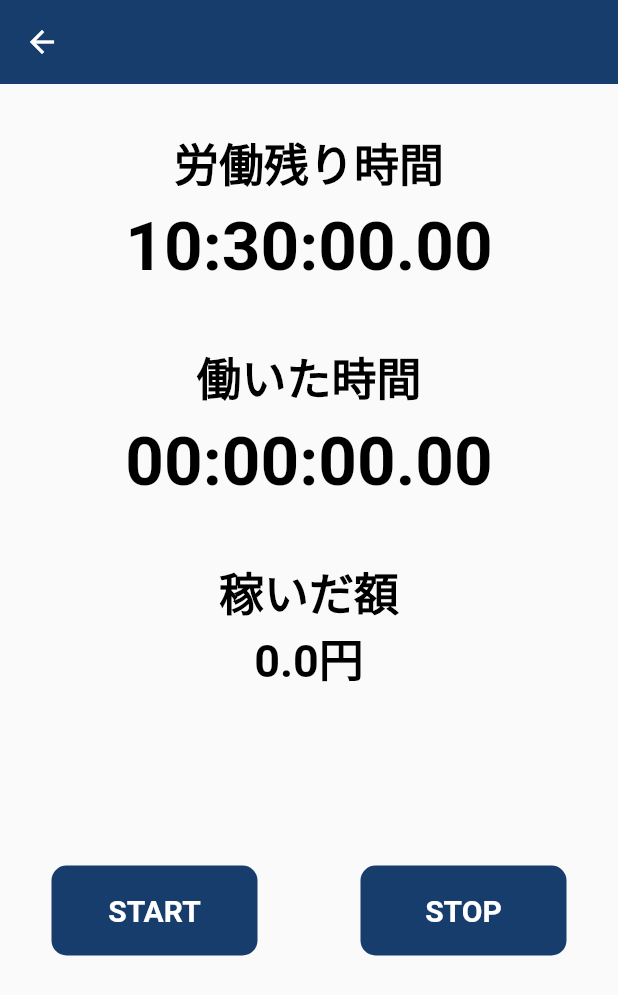
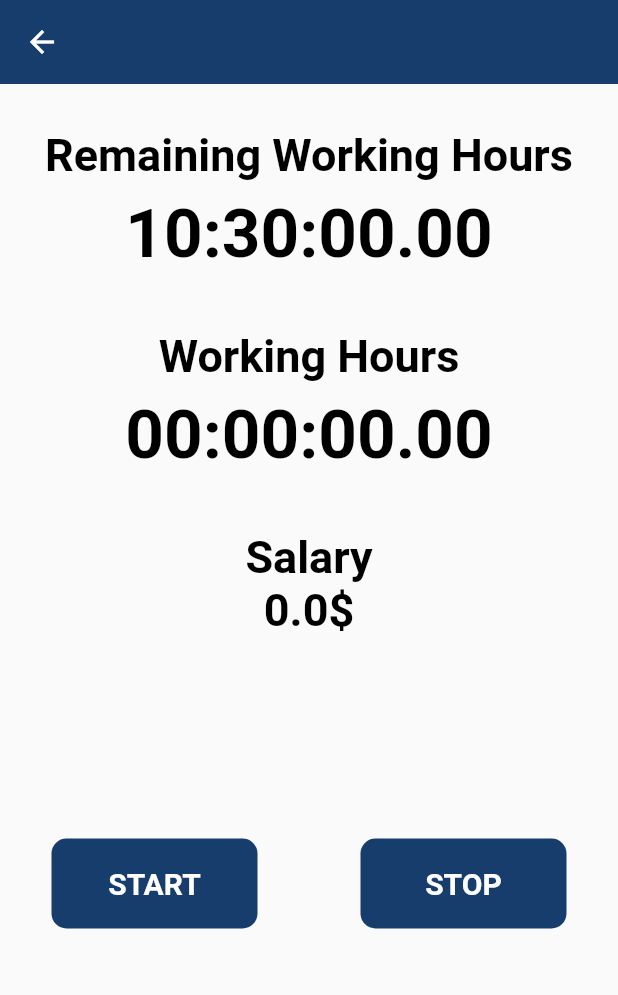
Before and after one commit to iseruuuuu/working_money_timer_app, a Flutter app: the TimerScreen screen opened directly with empty values, on a phone screen of 412 x 824 dp. Shown: the top 995 px of the screen. Run offline on Flutter 3.47's test engine with Material 2 defaults, Android fonts, the light colour scheme and no system bars; drawn by our look-alikes of google_mobile_ads; our stand-ins replace flutter_riverpod, freezed_annotation, stop_watch_timer; missing offline and left inert: app_tracking_transparency, flutter_picker; network calls fail.

Commit message:
fix3.0: 多言語に対応をした

```diff
--- a/lib/l10n/app_en.arb
+++ b/lib/l10n/app_en.arb
@@ -7,7 +7,13 @@
   "hour": "oh",
   "minutes": "",
   "snack_bar": "Please enter working hours or hourly rate.",
-  "picker_title":"Select Working Time",
-  "picker_cancel":"Cancel",
-  "picker_confirm":"OK"
+  "pickerTitle":"Select Working Time",
+  "pickerCancel":"Cancel",
+  "pickerConfirm":"OK",
+  "timerRemainWorking":"Remaining Working Hours",
+  "timerWorking":"Working Hours",
+  "timerEarn":"Salary",
+  "timerPrice":"$",
+  "timerStart": "START",
+  "timerStop":"STOP"
 }
--- a/lib/l10n/l10n.dart
+++ b/lib/l10n/l10n.dart
@@ -135,23 +135,59 @@ abstract class L10n {
   /// **'労働時間または時給を入力してください。'**
   String get snack_bar;
 
-  /// No description provided for @picker_title.
+  /// No description provided for @pickerTitle.
   ///
   /// In ja, this message translates to:
   /// **'労働時間の設定'**
-  String get picker_title;
+  String get pickerTitle;
 
-  /// No description provided for @picker_cancel.
+  /// No description provided for @pickerCancel.
   ///
   /// In ja, this message translates to:
   /// **'キャンセル'**
-  String get picker_cancel;
+  String get pickerCancel;
 
-  /// No description provided for @picker_confirm.
+  /// No description provided for @pickerConfirm.
   ///
   /// In ja, this message translates to:
   /// **'設定'**
-  String get picker_confirm;
+  String get pickerConfirm;
+
+  /// No description provided for @timerRemainWorking.
+  ///
+  /// In ja, this message translates to:
+  /// **'労働残り時間'**
+  String get timerRemainWorking;
+
+  /// No description provided for @timerWorking.
+  ///
+  /// In ja, this message translates to:
+  /// **'働いた時間'**
+  String get timerWorking;
+
+  /// No description provided for @timerEarn.
+  ///
+  /// In ja, this message translates to:
+  /// **'稼いだ額'**
+  String get timerEarn;
+
+  /// No description provided for @timerPrice.
+  ///
+  /// In ja, this message translates to:
+  /// **'円'**
+  String get timerPrice;
+
+  /// No description provided for @timerStart.
+  ///
+  /// In ja, this message translates to:
+  /// **'スタート'**
+  String get timerStart;
+
+  /// No description provided for @timerStop.
+  ///
+  /// In ja, this message translates to:
+  /// **'ストップ'**
+  String get timerStop;
 }
 
 class _L10nDelegate extends LocalizationsDelegate<L10n> {
--- a/lib/screen/timer/timer_screen.dart
+++ b/lib/screen/timer/timer_screen.dart
@@ -12,6 +12,7 @@ import 'package:work_record_app/admob/admob_banner.dart';
 import 'package:work_record_app/constants/color_constants.dart';
 import 'package:work_record_app/constants/style_constants.dart';
 import 'package:work_record_app/extension/extension.dart';
+import 'package:work_record_app/l10n/l10n.dart';
 
 class TimerScreen extends StatefulWidget {
   const TimerScreen({
@@ -110,6 +111,7 @@ class _TimerScreenState extends State<TimerScreen> with WidgetsBindingObserver {
 
   @override
   Widget build(BuildContext context) {
+    final l10n = L10n.of(context)!;
     return Scaffold(
       appBar: AppBar(
         backgroundColor: ColorConstants.appBarColor,
@@ -119,8 +121,10 @@ class _TimerScreenState extends State<TimerScreen> with WidgetsBindingObserver {
         children: [
           Padding(
             padding: const EdgeInsets.only(top: 30),
-            //TODO  多言語対応をする
-            child: Text('労働残り時間', style: StyleConstants.timerLabel),
+            child: Text(
+              l10n.timerRemainWorking,
+              style: StyleConstants.timerLabel,
+            ),
           ),
           StreamBuilder<int>(
             stream: countDownTimer.rawTime,
@@ -144,8 +148,10 @@ class _TimerScreenState extends State<TimerScreen> with WidgetsBindingObserver {
           ),
           Padding(
             padding: const EdgeInsets.only(top: 30),
-            //TODO  多言語対応をする
-            child: Text('働いた時間', style: StyleConstants.timerLabel),
+            child: Text(
+              l10n.timerWorking,
+              style: StyleConstants.timerLabel,
+            ),
           ),
           StreamBuilder<int>(
             stream: countUpTimer.rawTime,
@@ -169,10 +175,15 @@ class _TimerScreenState extends State<TimerScreen> with WidgetsBindingObserver {
           ),
           Padding(
             padding: const EdgeInsets.only(top: 30),
-            //TODO  多言語対応をする
-            child: Text('稼いだ額', style: StyleConstants.timerLabel),
+            child: Text(
+              l10n.timerEarn,
+              style: StyleConstants.timerLabel,
+            ),
           ),
-          Text('$workingPrice円', style: StyleConstants.timerLabel),
+          Text(
+            '$workingPrice${l10n.timerPrice}',
+            style: StyleConstants.timerLabel,
+          ),
           const Spacer(),
           Row(
             mainAxisAlignment: MainAxisAlignment.spaceAround,
@@ -184,8 +195,7 @@ class _TimerScreenState extends State<TimerScreen> with WidgetsBindingObserver {
                   style: StyleConstants.timerButtonStyle,
                   onPressed: start,
                   child: Text(
-                    //TODO  多言語対応をする
-                    'START',
+                    l10n.timerStart,
                     style: StyleConstants.timerButton,
                   ),
                 ),
@@ -197,8 +207,7 @@ class _TimerScreenState extends State<TimerScreen> with WidgetsBindingObserver {
                   style: StyleConstants.timerButtonStyle,
                   onPressed: stop,
                   child: Text(
-                    //TODO  多言語対応をする
-                    'STOP',
+                    l10n.timerStop,
                     style: StyleConstants.timerButton,
                   ),
                 ),
--- a/lib/screen/timer_set/timer_set_screen_state_notifier.dart
+++ b/lib/screen/timer_set/timer_set_screen_state_notifier.dart
@@ -52,10 +52,10 @@ class TimerSetScreenStateNotifier extends StateNotifier<TimerSetScreenState> {
         isArray: true,
       ),
       hideHeader: true,
-      title: Center(child: Text(l10n.picker_title)),
+      title: Center(child: Text(l10n.pickerTitle)),
       //TODO ２つのボタンの位置を調整したい
-      cancelText: l10n.picker_cancel,
-      confirmText: l10n.picker_confirm,
+      cancelText: l10n.pickerCancel,
+      confirmText: l10n.pickerConfirm,
       onConfirm: (Picker picker, List value) {
         state = state.copyWith(
           workingSetTime: TimeOfDay(
```
Also changed, not shown: lib/l10n/app_jp.arb (+9 -3 lines), lib/l10n/l10n_en.dart (+21 -3 lines), lib/l10n/l10n_ja.dart (+21 -3 lines).
